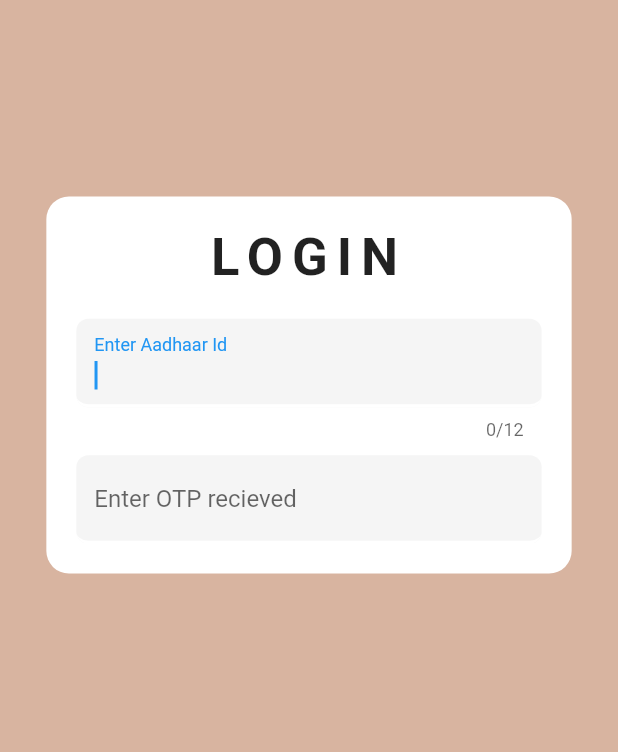
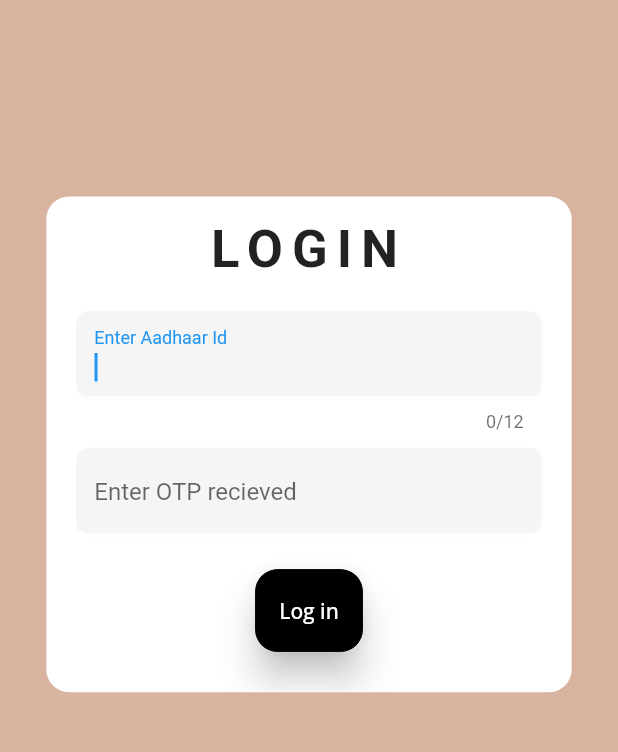
Before and after one commit to Vedant62/google_solutions_jli_application, a Flutter app: the LoginWithAadhaarPage screen opened directly, on a phone screen of 412 x 824 dp, the part 102-854 px from its top. Run offline on Flutter 3.47's test engine with Material 2 defaults, Android fonts, the phone set to English and light mode, and no system bars; our stand-ins replace google_fonts; Roboto replaces fonts that are missing (Italiana, Julius Sans One).

Commit message:
LOGIN PAGE

```diff
--- a/lib/login.dart
+++ b/lib/login.dart
@@ -98,13 +98,13 @@
                 ),
                 Container(
                   width: MediaQuery.sizeOf(context).width * 0.85,
-                  height: MediaQuery.sizeOf(context).height * 0.305,
+                  height: MediaQuery.sizeOf(context).height * 0.401,
                   decoration: BoxDecoration(
                     color: Colors.white,
                     borderRadius: BorderRadius.circular(15),
                   ),
                   child: Padding(
-                    padding: EdgeInsetsDirectional.fromSTEB(20, 20, 20, 20),
+                    padding: EdgeInsetsDirectional.fromSTEB(20, 15, 20, 0),
                     child: ListView(
                       padding: EdgeInsets.zero,
                       // scrollDirection: Axis.vertical,
@@ -300,11 +300,9 @@
           ),
           minimumSize: MaterialStateProperty.all(Size(55, 55)),
         ),
-        child: Icon(
-          Icons.add,
-          color: Colors.black,
-          size: 24,
-        ),
+        child: Text("Log in",
+          style: GoogleFonts.openSans(),
+        )
       ),
 
     );
```
